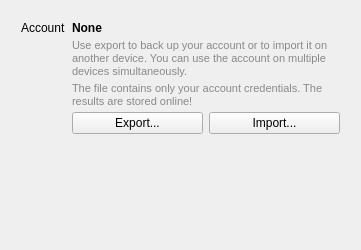
Before: the Qt Designer form src/ui/AccountWidget.ui in stevschmid/track-o-bot, drawn with Qt 5.
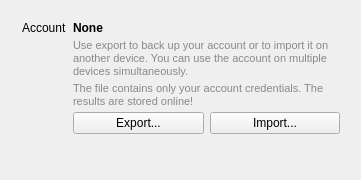
After: the same form once the commit is applied.

What changed in the file:
```diff
--- a/src/ui/AccountWidget.ui
+++ b/src/ui/AccountWidget.ui
@@ -2,12 +2,15 @@
 <ui version="4.0">
  <class>AccountWidget</class>
  <widget class="QWidget" name="AccountWidget">
+  <property name="enabled">
+   <bool>true</bool>
+  </property>
   <property name="geometry">
    <rect>
     <x>0</x>
     <y>0</y>
     <width>361</width>
-    <height>250</height>
+    <height>180</height>
    </rect>
   </property>
   <property name="minimumSize">
@@ -19,6 +22,9 @@
   <property name="windowTitle">
    <string>Form</string>
   </property>
+  <property name="autoFillBackground">
+   <bool>false</bool>
+  </property>
   <property name="styleSheet">
    <string notr="true">QLabel#importExportDescription,
 QLabel#importExportDescription2 {
@@ -27,6 +33,9 @@
 }</string>
   </property>
   <layout class="QHBoxLayout" name="horizontalLayout">
+   <property name="leftMargin">
+    <number>12</number>
+   </property>
    <item>
     <layout class="QFormLayout" name="formLayout">
      <property name="sizeConstraint">
```
Left out of the diff: 40 changed lines with no effect on the pictures.
